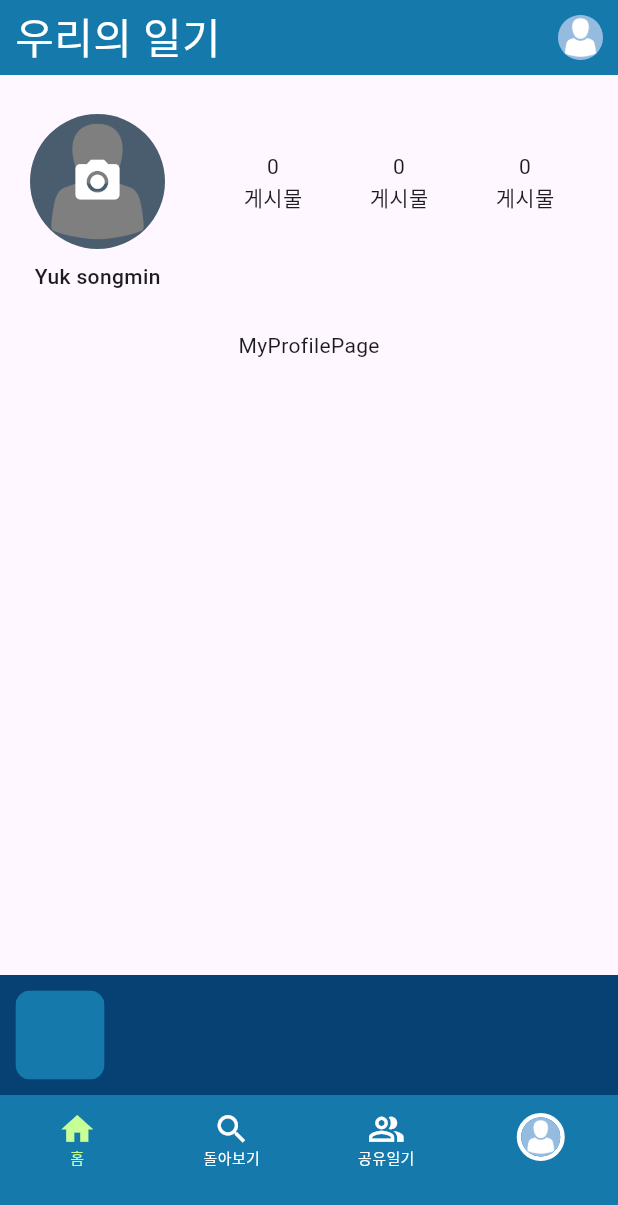
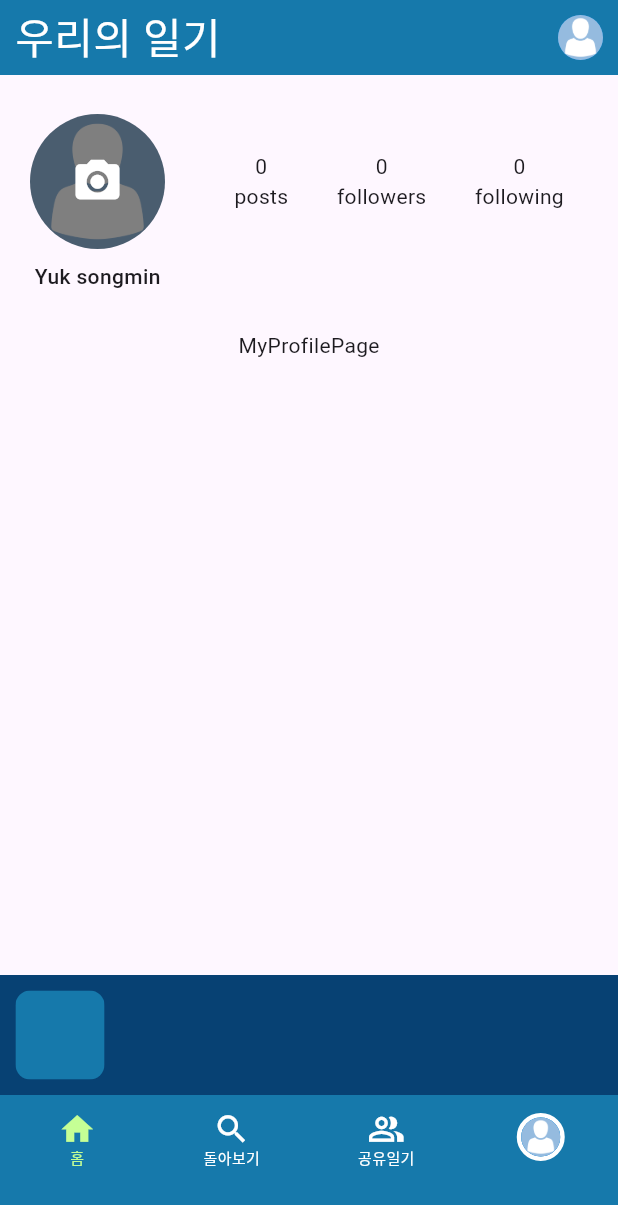
Before and after one commit to FrontStudy/wazzang_diary_app, a Flutter app: the MainPage screen opened by its route, swiped to page 4, on a phone screen of 412 x 824 dp. Shown: the top 1205 px of the screen. Run offline on Flutter 3.47's test engine with Material 3 defaults, Android fonts, the phone set to English and light mode, and no system bars; drawn by our look-alikes of keyboard_dismisser; our stand-ins replace dartz, equatable, flutter_bloc, flutter_easyloading, flutter_secure_storage, freezed_annotation and 7 more; accounts and stored records are empty; network calls fail.

Commit message:
✨Feat: ProfileHeader에 ProfileBloc 표시

```diff
--- a/lib/core/constants/constants.dart
+++ b/lib/core/constants/constants.dart
@@ -10,3 +10,4 @@ const int homeDiaryScrollLoadSize = 10;
 const int commentPageScrollLoadSize = 10;
 const int searchPageScrollLoadSize = 10;
 const int sharedDiaryPageScrollLoadSize = 10;
+const int profileDiaryScrollLoadSize = 18;
--- a/lib/presentation/pages/profile/my_profile_page.dart
+++ b/lib/presentation/pages/profile/my_profile_page.dart
@@ -1,5 +1,4 @@
 import 'package:flutter/material.dart';
-
 import '../../widgets/main/custom_app_bar.dart';
 import '../../widgets/profile/my_profile_header.dart';
 
--- a/lib/presentation/widgets/main/first_bottom_navi_bar.dart
+++ b/lib/presentation/widgets/main/first_bottom_navi_bar.dart
@@ -4,6 +4,7 @@ import 'package:wazzang_diary/presentation/blocs/main/bottom_navigation_bar_cubi
 
 import '../../../core/themes/theme.dart';
 import '../../blocs/member/member_bloc.dart';
+import '../../blocs/profile/profile_bloc.dart';
 
 class FirstBottomNaviBar extends StatelessWidget {
   const FirstBottomNaviBar({required this.height, super.key});
@@ -59,7 +60,12 @@ class FirstBottomNaviBar extends StatelessWidget {
                 icon: Icons.person,
                 label: '내 일기',
                 link: '/Search',
-                color: state == 3 ? activeIconColor : iconColor),
+                color: state == 3 ? activeIconColor : iconColor,
+                onTap: () {
+                  context
+                      .read<ProfileBloc>()
+                      .add(FetchOwnMemberInfoAndFirstDiaries());
+                }),
           ],
         );
       }),
@@ -100,8 +106,8 @@ class FirstBottomNaviBar extends StatelessWidget {
     );
   }
 
-  Widget _tabBarItemWithOnlyImage({
-    required BuildContext context,
+  Widget _tabBarItemWithOnlyImage(
+      {required BuildContext context,
       required double height,
       required double width,
       required int index,
@@ -109,10 +115,10 @@ class FirstBottomNaviBar extends StatelessWidget {
       required String label,
       required String link,
       required Color color,
-  }) {
+      VoidCallback? onTap}) {
     return InkWell(
       onTap: () {
-        // context.read<NavigatorKeyCubit>().state.currentState!.pushNamed(link);
+        if (onTap != null) onTap();
         context.read<BottomNavigationBarCubit>().changeIndex(index);
       },
       child: Container(
--- a/lib/presentation/widgets/profile/my_profile_header.dart
+++ b/lib/presentation/widgets/profile/my_profile_header.dart
@@ -1,4 +1,8 @@
 import 'package:flutter/material.dart';
+import 'package:flutter_bloc/flutter_bloc.dart';
+
+import '../../../core/utils/converter.dart';
+import '../../blocs/profile/profile_bloc.dart';
 
 class MyProfileHeader extends StatelessWidget {
   const MyProfileHeader({super.key});
@@ -30,7 +34,8 @@ class MyProfileHeader extends StatelessWidget {
                 headerHorizontalPadding * 2 -
                 profileImageWidth -
                 gap,
-              topPadding: headerVerticalPadding),
+            topPadding: headerVerticalPadding,
+          ),
         ],
       ),
     );
@@ -112,28 +117,36 @@ class MyProfileHeader extends StatelessWidget {
     required double width,
     required double topPadding,
   }) {
+    return BlocBuilder<ProfileBloc, ProfileState>(builder: (context, state) {
+      String postCnt = "0", followerCnt = "0", followingCnt = "0";
+      if (state is ProfileLoaded) {
+        postCnt = parseToKorean(state.info.diaryCount);
+        followerCnt = parseToKorean(state.info.followerCount);
+        followingCnt = parseToKorean(state.info.followingCount);
+      }
       return Container(
         margin: EdgeInsets.only(top: topPadding),
         height: height,
         width: width,
-      child: const Row(
+        child: Row(
           crossAxisAlignment: CrossAxisAlignment.center,
           mainAxisAlignment: MainAxisAlignment.spaceAround,
           children: [
             Column(
               mainAxisAlignment: MainAxisAlignment.center,
-            children: [Text('0'), Text('게시물')],
+              children: [Text(postCnt), const Text('posts')],
             ),
             Column(
               mainAxisAlignment: MainAxisAlignment.center,
-            children: [Text('0'), Text('게시물')],
+              children: [Text(followerCnt), const Text('followers')],
             ),
             Column(
               mainAxisAlignment: MainAxisAlignment.center,
-            children: [Text('0'), Text('게시물')],
+              children: [Text(followingCnt), const Text('following')],
             ),
           ],
         ),
       );
+    });
   }
 }
```
Lines whose indentation alone changed are shown as unchanged.
